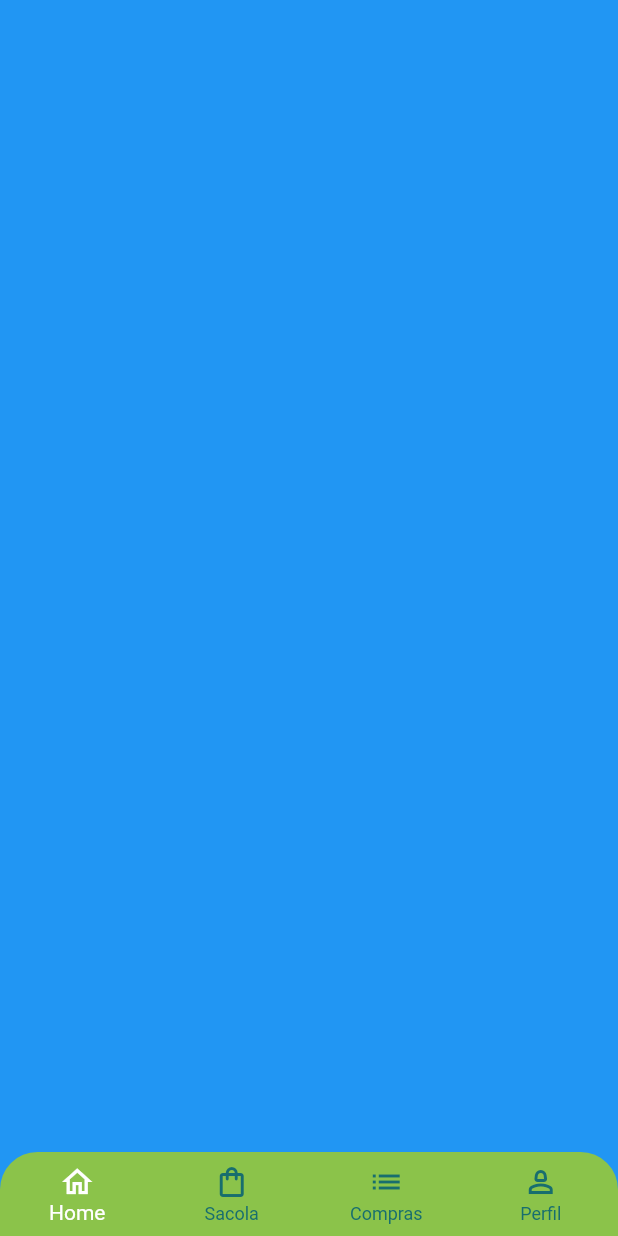
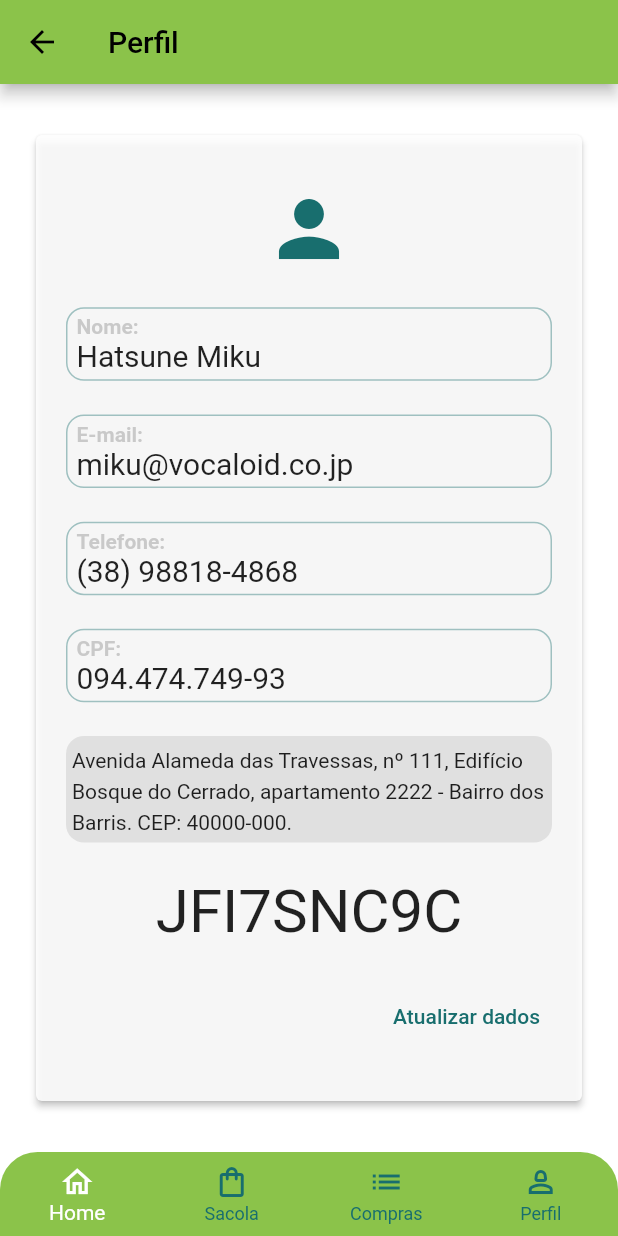
Before and after one commit to davsonirom/quitanda, a Flutter app: the BancaPage screen opened directly, swiped to page 4, on a phone screen of 412 x 824 dp. Run offline on Flutter 3.47's test engine with Material 2 defaults, Android fonts, the phone set to English and light mode, and no system bars; our stand-ins replace animated_text_kit, mask_text_input_formatter; network calls fail.

Commit message:
Tela do perfil

```diff
--- a/lib/mia/pageTab/banca_page.dart
+++ b/lib/mia/pageTab/banca_page.dart
@@ -1,6 +1,7 @@
 import 'package:flutter/material.dart';
 import 'package:quitanda/mia/config/desing.dart';
 import 'package:quitanda/mia/pageTab/page/home/home_page_tab.dart';
+import 'package:quitanda/mia/pageTab/page/perefil/perfil_page_tabe.dart';
 import 'package:quitanda/mia/pageTab/page/sacola/sacola_page_tab.dart';
 
 class BancaPage extends StatefulWidget {
@@ -24,7 +25,7 @@ class _BancaPageState extends State<BancaPage> {
           const HomePageTab(),
           const SacolaPageTab(),
           Container(color: Colors.purple),
-          Container(color: Colors.blue),
+          const PerfilPageTabe(),
         ],
       ),
       bottomNavigationBar: ClipRRect(
--- /dev/null
+++ b/lib/mia/pageTab/page/perefil/perfil_page_tabe.dart
@@ -0,0 +1,113 @@
+// ignore_for_file: public_member_api_docs, sort_constructors_first
+import 'package:flutter/material.dart';
+
+import 'package:quitanda/mia/config/desing.dart';
+
+class PerfilPageTabe extends StatelessWidget {
+  const PerfilPageTabe({Key? key}) : super(key: key);
+
+  @override
+  Widget build(BuildContext context) {
+    return Scaffold(
+      appBar: AppBar(
+        title: const Text('Perfil'),
+      ),
+      body: SafeArea(
+        child: Padding(
+          padding: const EdgeInsets.symmetric(horizontal: 20, vertical: 30),
+          child: Card(
+              elevation: 2,
+              color: Colors.white.withAlpha(220),
+              child: Padding(
+                padding:
+                    const EdgeInsets.symmetric(horizontal: 20, vertical: 10),
+                child: Column(
+                  mainAxisAlignment: MainAxisAlignment.spaceEvenly,
+                  children: [
+                    SizedBox(
+                      height: 60,
+                      child: Icon(
+                        Icons.person,
+                        size: 60,
+                        color: Desing.corContraste,
+                      ),
+                    ),
+                    // nome
+                    const DadoPerfil(label: 'Nome', dado: 'Hatsune Miku'),
+                    // email
+                    const DadoPerfil(
+                        label: 'E-mail', dado: 'miku@vocaloid.co.jp'),
+                    // telefone
+                    const DadoPerfil(
+                        label: 'Telefone', dado: '(38) 98818-4868'),
+                    // cpf
+                    const DadoPerfil(label: 'CPF', dado: '094.474.749-93'),
+                    Container(
+                      padding: const EdgeInsets.all(4),
+                      decoration: BoxDecoration(
+                          color: Colors.grey.shade300,
+                          borderRadius: BorderRadius.circular(12)),
+                      child: const Text(
+                        'Avenida Alameda das Travessas, nº 111, Edifício Bosque do Cerrado, apartamento 2222 - Bairro dos Barris. CEP: 40000-000.',
+                        style: TextStyle(
+                          height: 1.5,
+                        ),
+                      ),
+                    ),
+                    const Text(
+                      'JFI7SNC9C',
+                      style: TextStyle(fontSize: 40),
+                    ),
+                    Align(
+                      alignment: Alignment.centerRight,
+                      child: TextButton(
+                        onPressed: () {},
+                        child: Text('Atualizar dados',
+                            style: TextStyle(color: Desing.corContraste)),
+                      ),
+                    ),
+                  ],
+                ),
+              )),
+        ),
+      ),
+    );
+  }
+}
+
+class DadoPerfil extends StatelessWidget {
+  const DadoPerfil({
+    Key? key,
+    required this.dado,
+    required this.label,
+  }) : super(key: key);
+  final String dado;
+  final String label;
+
+  @override
+  Widget build(BuildContext context) {
+    return Container(
+      decoration: BoxDecoration(
+          borderRadius: BorderRadius.circular(12),
+          border: Border.all(color: Desing.corContraste.withAlpha(100))),
+      child: Padding(
+        padding: const EdgeInsets.symmetric(vertical: 4, horizontal: 6),
+        child: Column(
+          crossAxisAlignment: CrossAxisAlignment.stretch,
+          children: [
+            Text(
+              '$label:',
+              style: TextStyle(
+                  color: Colors.grey.withAlpha(130),
+                  fontWeight: FontWeight.bold),
+            ),
+            Text(
+              dado,
+              style: const TextStyle(fontSize: 20),
+            ),
+          ],
+        ),
+      ),
+    );
+  }
+}
```
Also changed, not shown: 1 other file.
